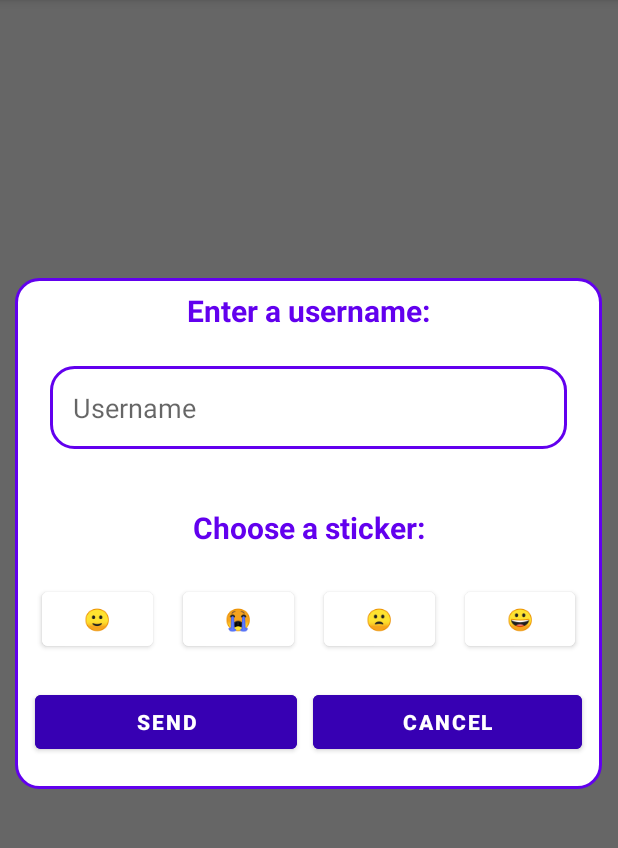
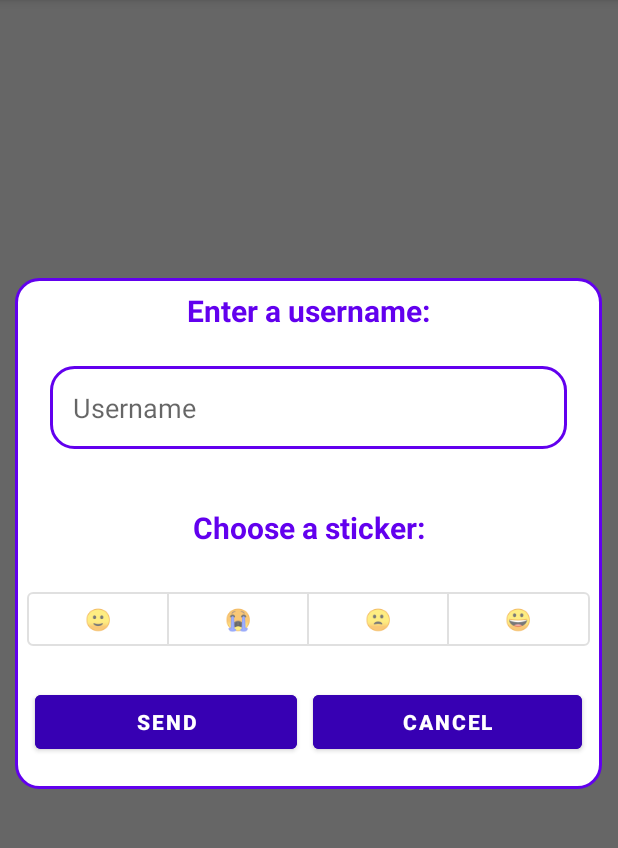
Before and after one commit to zxuanxu/CS5520GroupProject, an Android app: the screen it shows after launch once a user with an empty profile is signed in (MainActivity), after a tap on "SEND A STICKER", on a phone screen of 412 x 824 dp, the part 84-932 px from its top. Run offline under Robolectric (Android 15) with nearby library versions, the phone set to English and light mode, and no system bars; our stand-ins replace Firebase (no records; nobody signed in at launch, a user with empty details on screens opened directly); 1 statement that could not run was skipped.

Commit message:
change sticker button to ToggleButtonGroup

```diff
--- a/app/src/main/res/layout/input_dialog_layout.xml
+++ b/app/src/main/res/layout/input_dialog_layout.xml
@@ -2,6 +2,7 @@
 <LinearLayout xmlns:android="http://schemas.android.com/apk/res/android"
     android:layout_width="match_parent"
     android:layout_height="wrap_content"
+    xmlns:app="http://schemas.android.com/apk/res-auto"
     android:layout_margin="15dp"
     android:background="@drawable/shape_background"
     android:gravity="center"
@@ -48,10 +49,11 @@
         android:textSize="20sp"
         android:textStyle="bold" />
 
-    <LinearLayout
+        <com.google.android.material.button.MaterialButtonToggleGroup
+            android:id="@+id/toggleBtnGroup"
             android:layout_width="match_parent"
-        android:layout_height="match_parent"
-        android:orientation="horizontal">
+            android:layout_height="wrap_content"
+            app:singleSelection="true">
 
             <Button
                 android:id="@+id/btnSmile"
@@ -59,6 +61,7 @@
                 android:layout_height="wrap_content"
                 android:layout_marginHorizontal="10dp"
                 android:layout_weight="1"
+                style="?attr/materialButtonOutlinedStyle"
                 android:backgroundTint="@color/white"
                 android:text="@string/smile" />
 
@@ -68,6 +71,7 @@
                 android:layout_height="wrap_content"
                 android:layout_marginHorizontal="10dp"
                 android:layout_weight="1"
+                style="?attr/materialButtonOutlinedStyle"
                 android:backgroundTint="@color/white"
                 android:text="@string/cry" />
 
@@ -77,6 +81,7 @@
                 android:layout_height="wrap_content"
                 android:layout_marginHorizontal="10dp"
                 android:layout_weight="1"
+                style="?attr/materialButtonOutlinedStyle"
                 android:backgroundTint="@color/white"
                 android:text="@string/sad" />
 
@@ -86,9 +91,12 @@
                 android:layout_height="wrap_content"
                 android:layout_marginHorizontal="10dp"
                 android:layout_weight="1"
+                style="?attr/materialButtonOutlinedStyle"
                 android:backgroundTint="@color/white"
                 android:text="@string/laugh" />
-    </LinearLayout>
+
+        </com.google.android.material.button.MaterialButtonToggleGroup>
+
 
     <LinearLayout
         android:layout_width="match_parent"
```
Also changed, not shown: app/src/main/res/layout/sticker_history_layout.xml (deleted, +0 -51 lines). Lines whose indentation alone changed are shown as unchanged.
